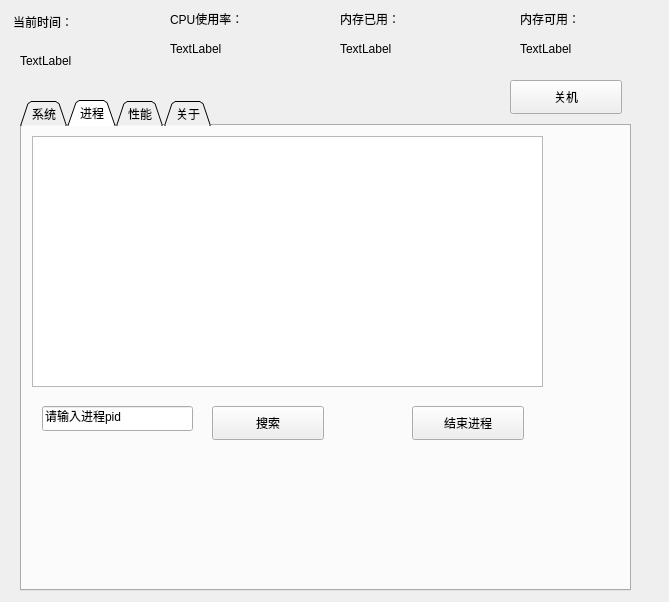
Qt form 课程设计/TaskManager/taskmanager.ui (lnsqrt2/OS_LAB) before a commit.
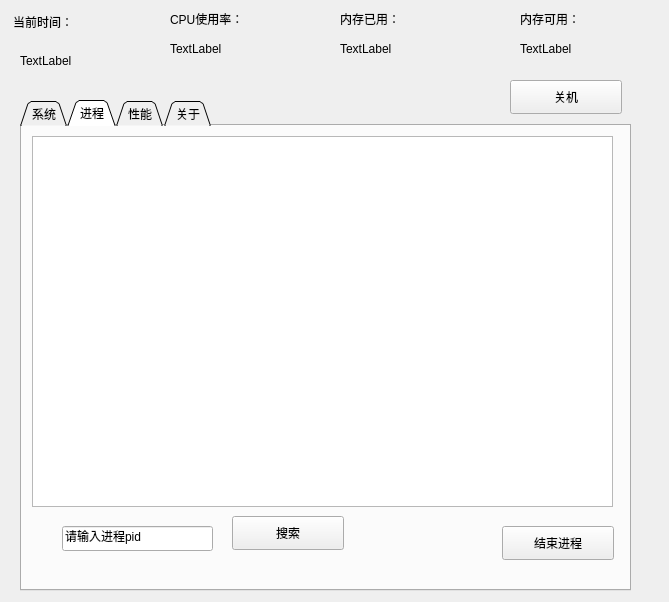
The same form after that commit. The open tabs and pages were chosen to show the change.

Commit message: 进程检索done

Patch:
```diff
--- a/课程设计/TaskManager/taskmanager.ui
+++ b/课程设计/TaskManager/taskmanager.ui
@@ -224,16 +224,16 @@
       <rect>
        <x>10</x>
        <y>10</y>
-       <width>511</width>
-       <height>251</height>
+       <width>581</width>
+       <height>371</height>
       </rect>
      </property>
     </widget>
     <widget class="QPushButton" name="button_kill">
      <property name="geometry">
       <rect>
-       <x>390</x>
-       <y>280</y>
+       <x>480</x>
+       <y>400</y>
        <width>112</width>
        <height>34</height>
       </rect>
@@ -245,8 +245,8 @@
     <widget class="QLineEdit" name="edit_pid">
      <property name="geometry">
       <rect>
-       <x>20</x>
-       <y>280</y>
+       <x>40</x>
+       <y>400</y>
        <width>151</width>
        <height>25</height>
       </rect>
@@ -258,8 +258,8 @@
     <widget class="QPushButton" name="button_search">
      <property name="geometry">
       <rect>
-       <x>190</x>
-       <y>280</y>
+       <x>210</x>
+       <y>390</y>
        <width>112</width>
        <height>34</height>
       </rect>
```
Left out of the diff: 14 changed lines with no effect on the pictures. The commit also changes 2 other files.
